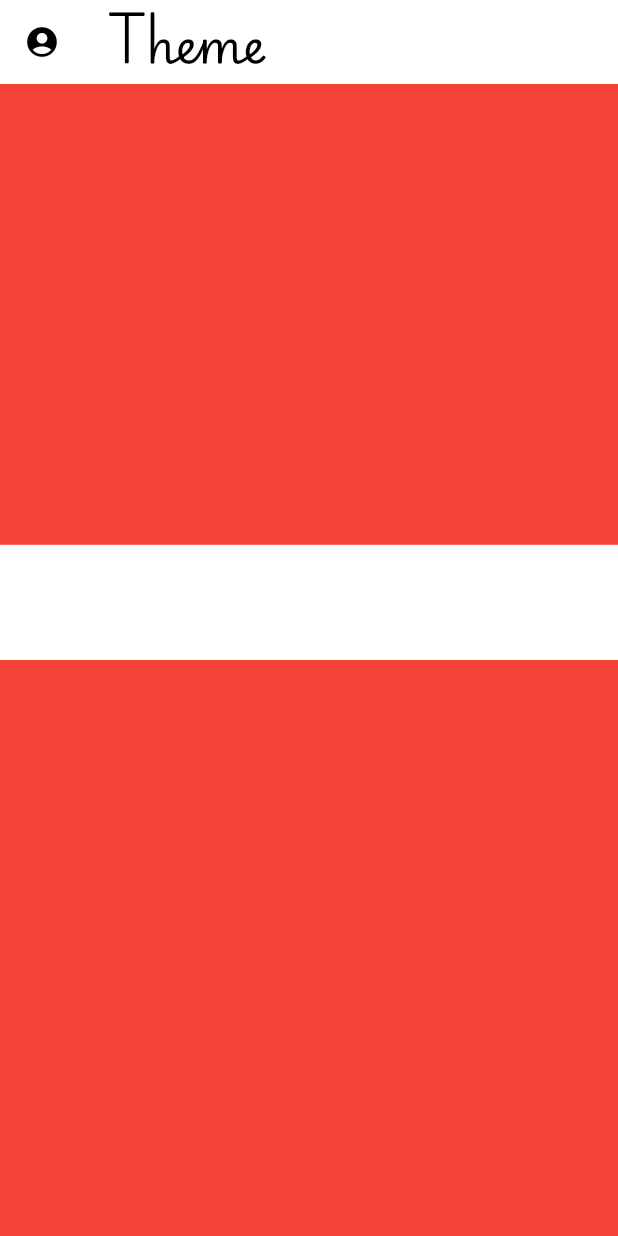
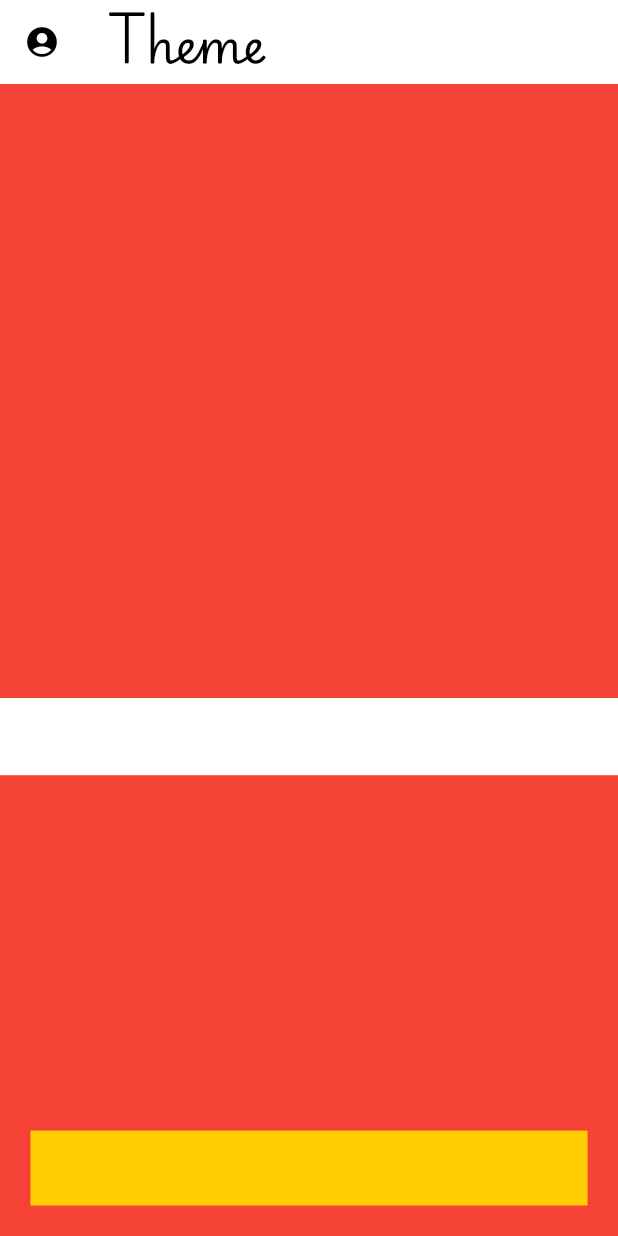
Before and after one commit to llshokhll/bootcamp, a Flutter app: the ThemeScreen screen opened directly, on a phone screen of 412 x 824 dp. Run offline on Flutter 3.47's test engine with Material 3 defaults, Android fonts, the phone set to English and light mode, and no system bars; our stand-ins replace flutter_screenutil, flutter_svg.

Commit message:
Initial commit

```diff
--- a/lib/main.dart
+++ b/lib/main.dart
@@ -33,7 +33,7 @@ class MyApp extends StatelessWidget {
           theme: MyAppTheme.lightTheme,//light
           darkTheme: MyAppTheme.darkTheme,//dark
           debugShowCheckedModeBanner: false,
-          home: TextFiledScreen(),
+          home: ThemeScreen(),
         );
       },
     );
--- a/lib/presentation/ui/theme_screen.dart
+++ b/lib/presentation/ui/theme_screen.dart
@@ -1,5 +1,6 @@
 import 'package:flutter/material.dart';
 import 'package:flutter_screenutil/flutter_screenutil.dart';
+import 'package:splash/utils/color.dart';
 
 class ThemeScreen extends StatelessWidget {
   const ThemeScreen({super.key});
@@ -18,7 +19,9 @@ class ThemeScreen extends StatelessWidget {
           color: Theme.of(context).canvasColor,
         ),
       ),
-      body: Column(
+      body: Stack(
+        children: [
+          Column(
             children: [
               Expanded(
                 flex: 40,
@@ -48,11 +51,9 @@ class ThemeScreen extends StatelessWidget {
                   ],
                 ),
               ),
-          const Expanded(
-              flex: 10,
-              child: SizedBox()),
+              const Expanded(flex: 5, child: SizedBox()),
               Expanded(
-              flex: 50,
+                flex: 30,
                 child: ListView(
                   scrollDirection: Axis.vertical,
                   children: [
@@ -77,6 +78,17 @@ class ThemeScreen extends StatelessWidget {
                       color: Colors.orange,
                     ),
                   ],
+                ),
+              ),
+            ],
+          ),
+          Align(
+            alignment: Alignment.bottomCenter,
+            child: Container(
+              height: 50,
+              width: double.infinity,
+              margin: EdgeInsets.symmetric(horizontal: 20,vertical: 20).r,
+              color: MyColors.yellow_CD00FF,
             ),
           ),
         ],
```
Lines whose indentation alone changed are shown as unchanged.
